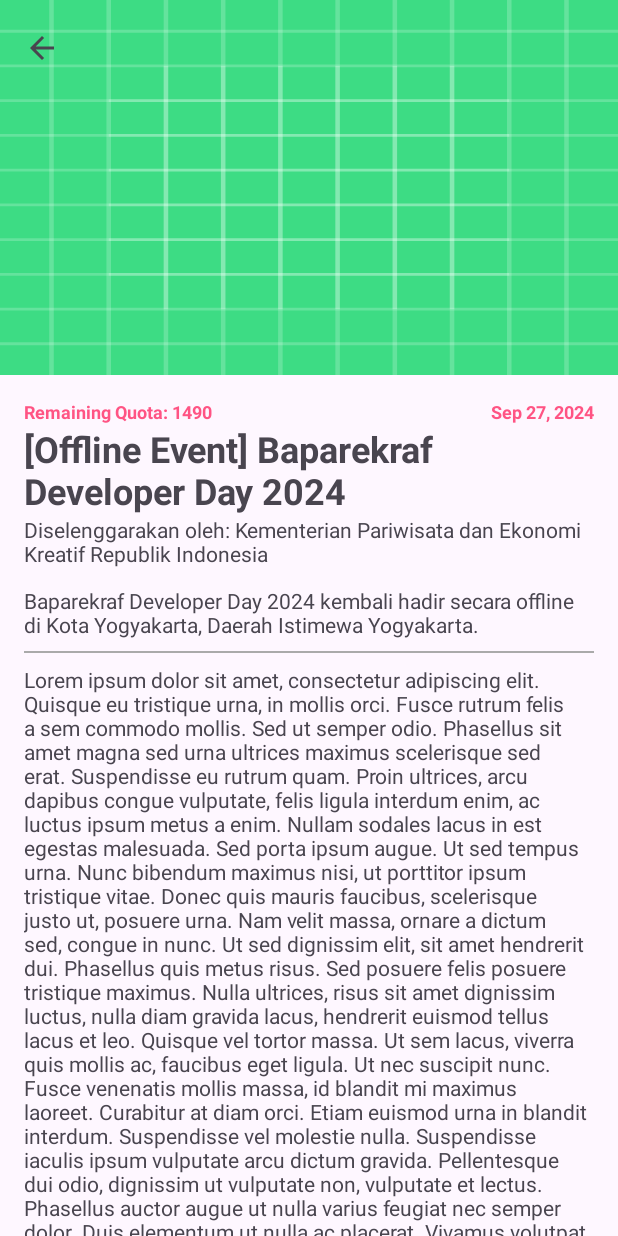
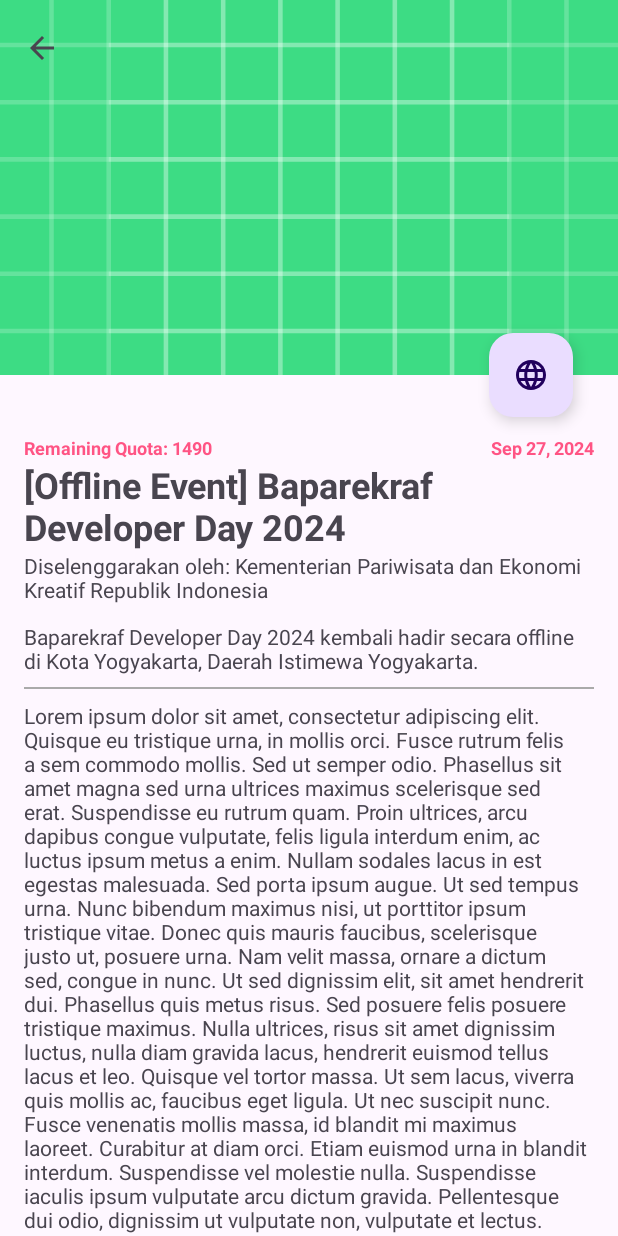
Before and after one commit to zyrridian/dicoding-event-app, an Android app: the DetailActivity screen opened directly, with no data from a screen before it, on a phone screen of 412 x 824 dp. Run offline under Robolectric (Android 15) with nearby library versions, the phone set to English and light mode, and no system bars; pictures from the network do not load.

Commit message:
feat(detail): add floating action button to navigate to webpage - snap fab to appbar - add androidx browser dependency

```diff
--- a/app/build.gradle.kts
+++ b/app/build.gradle.kts
@@ -57,4 +57,5 @@ dependencies {
     implementation(libs.converter.gson)
     implementation(libs.logging.interceptor)
     implementation(libs.androidx.activity.ktx)
+    implementation(libs.androidx.browser)
 }
--- a/app/src/main/java/com/example/eventapp/ui/DetailActivity.kt
+++ b/app/src/main/java/com/example/eventapp/ui/DetailActivity.kt
@@ -1,10 +1,13 @@
 package com.example.eventapp.ui
 
+import android.content.Intent
+import android.net.Uri
 import android.os.Bundle
 import android.text.Html
 import android.text.method.LinkMovementMethod
 import android.view.MenuItem
 import androidx.appcompat.app.AppCompatActivity
+import androidx.browser.customtabs.CustomTabsIntent
 import com.bumptech.glide.Glide
 import com.example.eventapp.data.response.ListEventsItem
 import com.example.eventapp.databinding.ActivityDetailBinding
@@ -41,6 +44,12 @@ class DetailActivity : AppCompatActivity() {
                     .into(imageView)
             }
         }
+
+        binding.fab.setOnClickListener {
+            val builder = CustomTabsIntent.Builder()
+            val customTabsIntent = builder.build()
+            customTabsIntent.launchUrl(this, Uri.parse(event?.link))
+        }
     }
 
     private fun formatDate(dateString: String?): String? {
--- /dev/null
+++ b/app/src/main/res/drawable/ic_webpage.xml
@@ -0,0 +1,5 @@
+<vector xmlns:android="http://schemas.android.com/apk/res/android" android:height="24dp" android:tint="#000000" android:viewportHeight="24" android:viewportWidth="24" android:width="24dp">
+
+    <path android:fillColor="@android:color/white" android:pathData="M11.99,2C6.47,2 2,6.48 2,12s4.47,10 9.99,10C17.52,22 22,17.52 22,12S17.52,2 11.99,2zM18.92,8h-2.95c-0.32,-1.25 -0.78,-2.45 -1.38,-3.56 1.84,0.63 3.37,1.91 4.33,3.56zM12,4.04c0.83,1.2 1.48,2.53 1.91,3.96h-3.82c0.43,-1.43 1.08,-2.76 1.91,-3.96zM4.26,14C4.1,13.36 4,12.69 4,12s0.1,-1.36 0.26,-2h3.38c-0.08,0.66 -0.14,1.32 -0.14,2 0,0.68 0.06,1.34 0.14,2L4.26,14zM5.08,16h2.95c0.32,1.25 0.78,2.45 1.38,3.56 -1.84,-0.63 -3.37,-1.9 -4.33,-3.56zM8.03,8L5.08,8c0.96,-1.66 2.49,-2.93 4.33,-3.56C8.81,5.55 8.35,6.75 8.03,8zM12,19.96c-0.83,-1.2 -1.48,-2.53 -1.91,-3.96h3.82c-0.43,1.43 -1.08,2.76 -1.91,3.96zM14.34,14L9.66,14c-0.09,-0.66 -0.16,-1.32 -0.16,-2 0,-0.68 0.07,-1.35 0.16,-2h4.68c0.09,0.65 0.16,1.32 0.16,2 0,0.68 -0.07,1.34 -0.16,2zM14.59,19.56c0.6,-1.11 1.06,-2.31 1.38,-3.56h2.95c-0.96,1.65 -2.49,2.93 -4.33,3.56zM16.36,14c0.08,-0.66 0.14,-1.32 0.14,-2 0,-0.68 -0.06,-1.34 -0.14,-2h3.38c0.16,0.64 0.26,1.31 0.26,2s-0.1,1.36 -0.26,2h-3.38z"/>
+
+</vector>
--- a/app/src/main/res/layout/activity_detail.xml
+++ b/app/src/main/res/layout/activity_detail.xml
@@ -8,12 +8,16 @@
     tools:context=".ui.DetailActivity">
 
     <com.google.android.material.appbar.AppBarLayout
+        android:id="@+id/appbar_layout"
         android:layout_width="match_parent"
-        android:layout_height="wrap_content">
+        android:layout_height="wrap_content"
+        android:fitsSystemWindows="true">
 
         <com.google.android.material.appbar.CollapsingToolbarLayout
+            android:id="@+id/collapsing_toolbar_layout"
             android:layout_width="match_parent"
             android:layout_height="250dp"
+            android:fitsSystemWindows="true"
             app:contentScrim="@color/white"
             app:layout_scrollFlags="scroll|exitUntilCollapsed|snap"
             app:title=" "
@@ -25,8 +29,9 @@
                 android:layout_height="match_parent"
                 android:contentDescription="Cover"
                 android:fitsSystemWindows="true"
-                android:scaleType="fitXY"
-                android:src="@drawable/ic_launcher_background" />
+                android:scaleType="centerCrop"
+                android:src="@drawable/ic_launcher_background"
+                app:layout_collapseMode="parallax" />
 
             <com.google.android.material.appbar.MaterialToolbar
                 android:id="@+id/toolbar"
@@ -48,7 +53,9 @@
             android:layout_width="match_parent"
             android:layout_height="wrap_content"
             android:orientation="vertical"
-            android:padding="16dp">
+            android:paddingHorizontal="16dp"
+            android:paddingTop="40dp"
+            android:paddingBottom="16dp">
 
             <RelativeLayout
                 android:layout_width="match_parent"
@@ -116,4 +123,15 @@
 
     </androidx.core.widget.NestedScrollView>
 
+    <com.google.android.material.floatingactionbutton.FloatingActionButton
+        android:id="@+id/fab"
+        android:layout_width="wrap_content"
+        android:layout_height="wrap_content"
+        android:layout_marginEnd="30dp"
+        android:baselineAlignBottom="false"
+        android:contentDescription="Visit Webpage"
+        android:src="@drawable/ic_webpage"
+        app:layout_anchor="@id/appbar_layout"
+        app:layout_anchorGravity="bottom|end" />
+
 </androidx.coordinatorlayout.widget.CoordinatorLayout>
--- a/gradle/libs.versions.toml
+++ b/gradle/libs.versions.toml
@@ -1,5 +1,6 @@
 [versions]
 agp = "8.5.2"
+browser = "1.8.0"
 glide = "4.16.0"
 kotlin = "1.9.0"
 coreKtx = "1.13.1"
@@ -17,6 +18,7 @@ retrofit = "2.9.0"
 
 [libraries]
 androidx-activity-ktx = { module = "androidx.activity:activity-ktx", version.ref = "activity" }
+androidx-browser = { module = "androidx.browser:browser", version.ref = "browser" }
 androidx-core-ktx = { group = "androidx.core", name = "core-ktx", version.ref = "coreKtx" }
 converter-gson = { module = "com.squareup.retrofit2:converter-gson", version.ref = "retrofit" }
 glide = { module = "com.github.bumptech.glide:glide", version.ref = "glide" }
```
